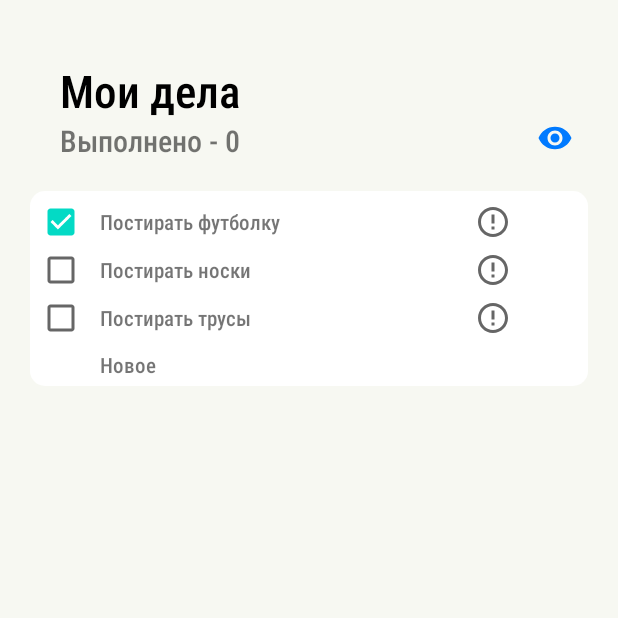
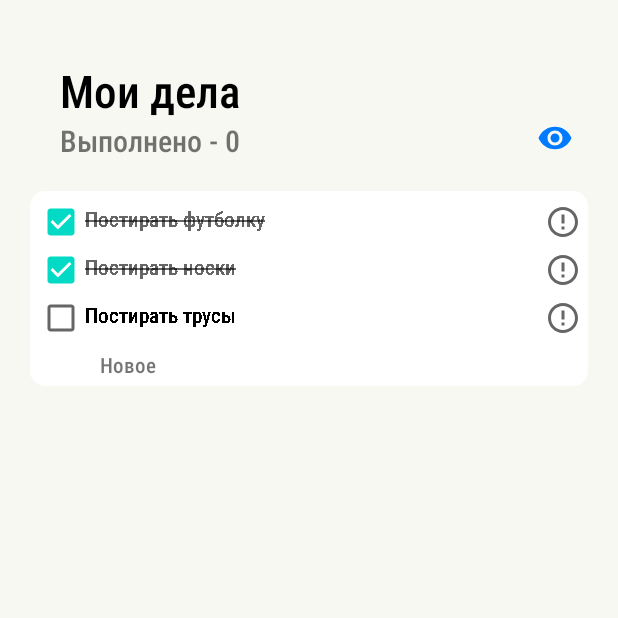
Before and after one commit to EmptySlon/SMD_1_ToDoList, an Android app: the screen it shows after launch (MainActivity), after a tap on an icon or button, on a phone screen of 412 x 824 dp, the top half of it. Run offline under Robolectric (Android 15) with nearby library versions, the phone set to English and light mode, and no system bars; Roboto replaces fonts that are not available here.

Commit message:
Change text color when checkBox is selected

```diff
--- a/app/src/main/java/com/emptyslon/todolist_smd_1/AdapterTasks.kt
+++ b/app/src/main/java/com/emptyslon/todolist_smd_1/AdapterTasks.kt
@@ -1,9 +1,12 @@
 package com.emptyslon.todolist_smd_1
 
 import android.content.Intent
+import android.graphics.Paint
 import android.support.v7.widget.RecyclerView
+import android.util.Log
 import android.view.LayoutInflater
 import android.view.ViewGroup
+import android.widget.CheckBox
 import com.emptyslon.todolist_smd_1.databinding.TaskItemBinding
 import com.emptyslon.todolist_smd_1.model.TaskItemsRepository
 
@@ -15,8 +18,11 @@ class AdapterTasks() : RecyclerView.Adapter<AdapterTasks.TasksHolder>() {
 
         fun bind(position: Int) {
             binding.txTaskRecycle.text = TaskItemsRepository.toDoList[position].toDoText
+            binding.checkBoxCompletedTaskRecycle.isChecked = TaskItemsRepository.toDoList[position].isMade
+            changeFromCheckBox( binding.checkBoxCompletedTaskRecycle)
+            Log.d("MyTag", binding.txTaskRecycle.paintFlags.toString() )
             binding.checkBoxCompletedTaskRecycle.setOnClickListener {
-                TaskItemsRepository.toDoList[position].isMade = it.isActivated
+                changeFromCheckBox( binding.checkBoxCompletedTaskRecycle)
             }
             binding.imgInfoRecycle.setOnClickListener {
                 val myIntent = Intent(it.context, DetailsTaskActivity::class.java)
@@ -26,6 +32,17 @@ class AdapterTasks() : RecyclerView.Adapter<AdapterTasks.TasksHolder>() {
             }
 
 
+        }
+
+        fun changeFromCheckBox (checkBox: CheckBox) {
+            if (checkBox.isChecked) {
+                binding.txTaskRecycle.setTextColor(binding.root.context.getColor(R.color.label_secondary))
+                binding.txTaskRecycle.paintFlags = Paint.STRIKE_THRU_TEXT_FLAG
+            } else {
+                binding.txTaskRecycle.setTextColor(binding.root.context.getColor(R.color.label_primary))
+                binding.txTaskRecycle.paintFlags = 0
+            }
+            TaskItemsRepository.toDoList[adapterPosition].isMade = checkBox.isActivated
         }
 
     }
--- a/app/src/main/java/com/emptyslon/todolist_smd_1/model/TaskItemsRepository.kt
+++ b/app/src/main/java/com/emptyslon/todolist_smd_1/model/TaskItemsRepository.kt
@@ -23,7 +23,7 @@ class TaskItemsRepository {
                     random.nextInt().toString(),
                     "Постирать носки",
                     2,
-                    false,
+                    true,
                     dataFormat.parse("06.07.2022")
                 ),
                 TaskItem(
--- a/app/src/main/res/layout/task_item.xml
+++ b/app/src/main/res/layout/task_item.xml
@@ -1,17 +1,18 @@
 <?xml version="1.0" encoding="utf-8"?>
-<LinearLayout
-    xmlns:android="http://schemas.android.com/apk/res/android"
+<android.support.constraint.ConstraintLayout xmlns:android="http://schemas.android.com/apk/res/android"
     xmlns:tools="http://schemas.android.com/tools"
-    android:orientation="horizontal"
+
     android:layout_width="match_parent"
     android:layout_height="wrap_content"
+    xmlns:app="http://schemas.android.com/apk/res-auto"
 
     >
 
 
     <CheckBox
         android:id="@+id/checkBoxCompletedTaskRecycle"
-        android:layout_gravity="center"
+        app:layout_constraintStart_toStartOf="parent"
+        app:layout_constraintTop_toTopOf="parent"
         android:layout_width="wrap_content"
         android:layout_height="wrap_content"
         tools:layout_editor_absoluteX="20dp"
@@ -20,20 +21,28 @@
         />
     <TextView
         android:id="@+id/txTaskRecycle"
-        android:layout_gravity="center"
-        android:layout_marginStart="10dp"
-        android:layout_width="250dp"
+        app:layout_constraintTop_toTopOf="@id/imgInfoRecycle"
+        app:layout_constraintStart_toEndOf="@id/checkBoxCompletedTaskRecycle"
+        app:layout_constraintEnd_toStartOf="@id/imgInfoRecycle"
+        android:layout_width="0dp"
         android:layout_height="wrap_content"
         android:textSize="14sp"
+        android:ellipsize="end"
+        android:maxLines="3"
         android:fontFamily="sans-serif-condensed-medium"
-        tools:text="Задача"
+        android:textColor="@color/label_primary"
+        tools:text="За дача Зад ача Зада ча Зад ача За дача Зада ча Зада ча За дача Задача Задача Задача Задача Задача Задача Задача Задача Задача Задача"
         />
     <ImageView
+        android:layout_marginTop="4dp"
         android:id="@+id/imgInfoRecycle"
+        app:layout_constraintEnd_toEndOf="parent"
+        app:layout_constraintTop_toTopOf="parent"
         android:layout_width="wrap_content"
         android:layout_height="wrap_content"
         android:src="@drawable/ic_baseline_info"
-        android:layout_gravity="center"
+        android:layout_gravity="end"
+
         />
 
-</LinearLayout>
+</android.support.constraint.ConstraintLayout>
```
